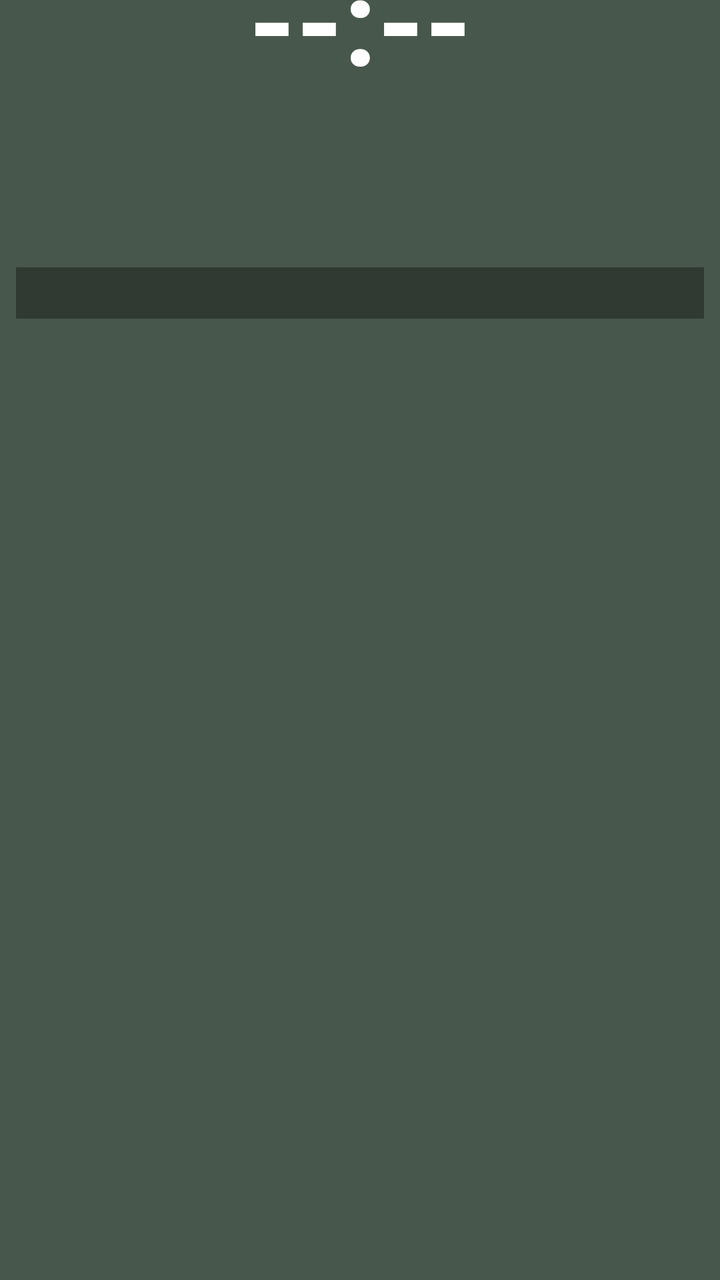
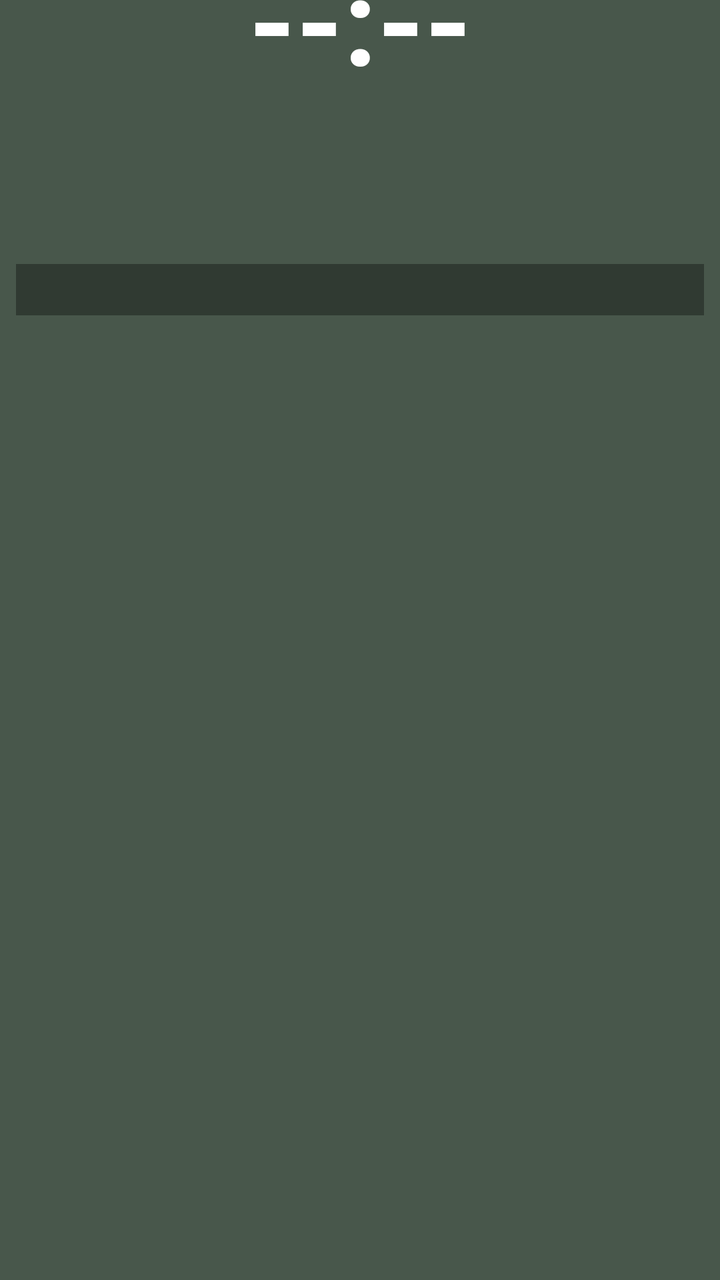

An Android layout rendered at two revisions. The XML below is the earlier revision; the diff shows what the commit changed to produce the second picture.
<!-- AndroidManifest.xml: fallback theme Theme.MaterialComponents.DayNight.NoActionBar -->
<!-- res/layout/prayer_widget_layout.xml -->
<?xml version="1.0" encoding="utf-8"?>
<LinearLayout xmlns:android="http://schemas.android.com/apk/res/android"
    android:layout_width="match_parent"
    android:layout_height="match_parent"
    android:orientation="vertical"
    android:background="@drawable/widget_background"
    android:paddingStart="8dp"
    android:paddingEnd="8dp"
    android:paddingTop="0dp"
    android:paddingBottom="8dp">

    
    <TextView
        android:id="@+id/widget_time"
        android:layout_width="match_parent"
        android:layout_height="wrap_content"
        android:layout_marginTop="-23dp"
        android:text="--:--"
        android:textColor="#FFFFFF"
        android:textSize="60sp"
        android:textStyle="bold"
        android:includeFontPadding="false"
        android:gravity="center" />

    
    <LinearLayout
        android:layout_width="match_parent"
        android:layout_height="wrap_content"
        android:layout_marginTop="-23dp"
        android:orientation="horizontal"
        android:gravity="center_vertical">

        <TextView
            android:id="@+id/widget_day"
            android:layout_width="0dp"
            android:layout_height="wrap_content"
            android:layout_weight="3"
            android:text=""
            android:textColor="#FFFFFF"
            android:textSize="25sp"
            android:textStyle="bold"
            android:includeFontPadding="false"
            android:singleLine="true"
            android:ellipsize="end" />

        <TextView
            android:id="@+id/widget_weather"
            android:layout_width="0dp"
            android:layout_height="wrap_content"
            android:layout_weight="4"
            android:text=""
            android:textColor="#80DEEA"
            android:textSize="13sp"
            android:textStyle="bold"
            android:gravity="end"
            android:singleLine="true"
            android:ellipsize="start" />

    </LinearLayout>

    
    <LinearLayout
        android:layout_width="match_parent"
        android:layout_height="wrap_content"
        android:layout_marginTop="-4dp"
        android:orientation="horizontal">

        
        <LinearLayout
            android:layout_width="0dp"
            android:layout_height="wrap_content"
            android:layout_weight="1"
            android:orientation="vertical">

            <TextView
                android:id="@+id/widget_gregorian"
                android:layout_width="wrap_content"
                android:layout_height="wrap_content"
                android:text=""
                android:textColor="#E0E0E0"
                android:textSize="16sp"
                android:textStyle="bold" />

            <TextView
                android:id="@+id/widget_hijri"
                android:layout_width="wrap_content"
                android:layout_height="wrap_content"
                android:layout_marginTop="3dp"
                android:text=""
                android:textColor="#FFD54F"
                android:textSize="15sp"
                android:textStyle="bold" />

            <TextView
                android:id="@+id/widget_bangla_date"
                android:layout_width="wrap_content"
                android:layout_height="wrap_content"
                android:layout_marginTop="3dp"
                android:text=""
                android:textColor="#80DEEA"
                android:textSize="15sp"
                android:textStyle="bold" />

        </LinearLayout>

        
        <LinearLayout
            android:layout_width="0dp"
            android:layout_height="wrap_content"
            android:layout_weight="1"
            android:orientation="vertical">

            <TextView
                android:id="@+id/widget_sunrise"
                android:layout_width="wrap_content"
                android:layout_height="wrap_content"
                android:text=""
                android:textColor="#FFD54F"
                android:textSize="14sp"
                android:textStyle="bold" />

            <TextView
                android:id="@+id/widget_sunset"
                android:layout_width="wrap_content"
                android:layout_height="wrap_content"
                android:layout_marginTop="2dp"
                android:text=""
                android:textColor="#FFD54F"
                android:textSize="14sp"
                android:textStyle="bold" />

            <TextView
                android:id="@+id/widget_sehri"
                android:layout_width="wrap_content"
                android:layout_height="wrap_content"
                android:layout_marginTop="2dp"
                android:text=""
                android:textColor="#00E676"
                android:textSize="14sp"
                android:textStyle="bold" />

            <TextView
                android:id="@+id/widget_iftar"
                android:layout_width="wrap_content"
                android:layout_height="wrap_content"
                android:layout_marginTop="2dp"
                android:text=""
                android:textColor="#00E676"
                android:textSize="14sp"
                android:textStyle="bold" />

        </LinearLayout>
    </LinearLayout>

    
    <TextView
        android:id="@+id/widget_alert"
        android:layout_width="match_parent"
        android:layout_height="wrap_content"
        android:layout_marginTop="1dp"
        android:paddingTop="4dp"
        android:paddingBottom="4dp"
        android:paddingStart="4dp"
        android:paddingEnd="4dp"
        android:background="#55000000"
        android:text=""
        android:textColor="#FFD54F"
        android:textSize="13sp"
        android:textStyle="bold"
        android:gravity="start"
        android:maxLines="9"
        android:ellipsize="end" />

</LinearLayout>
<!-- resources referenced by this layout -->
<resources>
  <!-- drawable widget_background (drawable) -->
  <?xml version="1.0" encoding="utf-8"?>
  <shape xmlns:android="http://schemas.android.com/apk/res/android"
      android:shape="rectangle">
      <solid android:color="#CC1B2E1F" />
  </shape>
</resources>

<!-- the commit's change to res/layout/prayer_widget_layout.xml (unified diff, before → after) -->
@@ -157,7 +157,7 @@
         android:id="@+id/widget_alert"
         android:layout_width="match_parent"
         android:layout_height="wrap_content"
-        android:layout_marginTop="1dp"
+        android:layout_marginTop="-1dp"
         android:paddingTop="4dp"
         android:paddingBottom="4dp"
         android:paddingStart="4dp"
